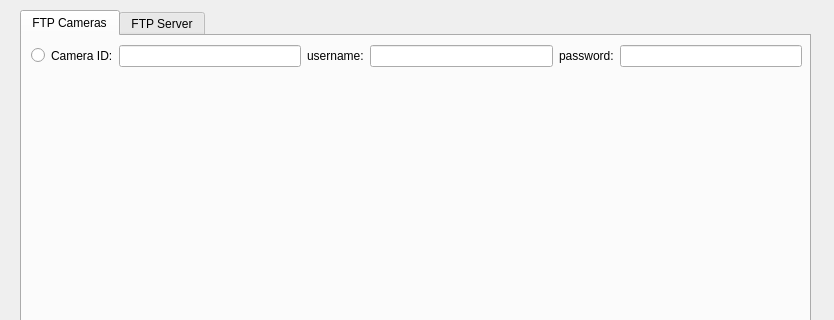
Above: src/ui/configure_ftp_cameras.ui from stefanodellosa-personal/WADAS before the change; both pictures show x 0 to 834 and y 0 to 320 of the 834 by 533 pixel window. Below: the same form after it.
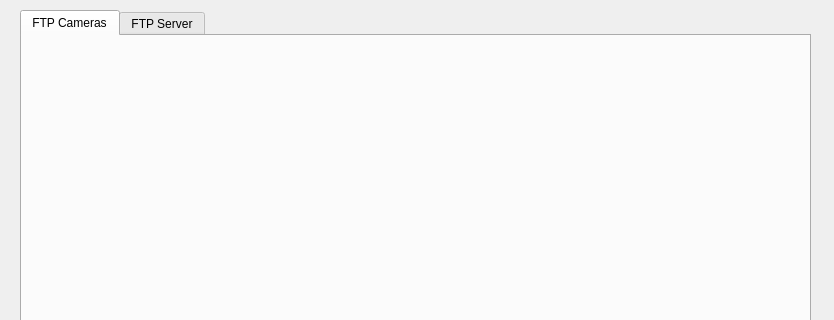
That is the form after the change. The open tabs and pages were chosen to show the change.

Commit message: Fixed FTP Camera scrolling

What changed in the file:
```diff
--- a/src/ui/configure_ftp_cameras.ui
+++ b/src/ui/configure_ftp_cameras.ui
@@ -64,72 +64,6 @@
        <attribute name="title">
         <string>FTP Cameras</string>
        </attribute>
-       <widget class="QWidget" name="gridLayoutWidget">
-        <property name="geometry">
-         <rect>
-          <x>9</x>
-          <y>9</y>
-          <width>771</width>
-          <height>371</height>
-         </rect>
-        </property>
-        <layout class="QGridLayout" name="gridLayout_cameras">
-         <item row="0" column="0">
-          <widget class="QRadioButton" name="radioButton">
-           <property name="text">
-            <string/>
-           </property>
-          </widget>
-         </item>
-         <item row="0" column="3">
-          <widget class="QLabel" name="label_8">
-           <property name="text">
-            <string>username:</string>
-           </property>
-          </widget>
-         </item>
-         <item row="0" column="6">
-          <widget class="QLineEdit" name="lineEdit_password_1">
-           <property name="echoMode">
-            <enum>QLineEdit::EchoMode::Password</enum>
-           </property>
-          </widget>
-         </item>
-         <item row="0" column="2">
-          <widget class="QLineEdit" name="lineEdit_camera_id_1"/>
-         </item>
-         <item row="0" column="5">
-          <widget class="QLabel" name="label_9">
-           <property name="text">
-            <string>password:</string>
-           </property>
-          </widget>
-         </item>
-         <item row="0" column="1">
-          <widget class="QLabel" name="label_7">
-           <property name="text">
-            <string>Camera ID:</string>
-           </property>
-          </widget>
-         </item>
-         <item row="1" column="1">
-          <spacer name="verticalSpacer_2">
-           <property name="orientation">
-            <enum>Qt::Orientation::Vertical</enum>
-           </property>
-           <property name="sizeHint" stdset="0">
-            <size>
-             <width>20</width>
-             <height>40</height>
-            </size>
-           </property>
-          </spacer>
-         </item>
-         <item row="0" column="4">
-          <widget class="QLineEdit" name="lineEdit_username_1"/>
-         </item>
-        </layout>
-       </widget>
        <widget class="QPushButton" name="pushButton_addFTPCamera">
         <property name="geometry">
          <rect>
@@ -156,6 +90,17 @@
          <string>Remove FTP Camera</string>
         </property>
        </widget>
+       <widget class="QWidget" name="verticalLayoutWidget">
+        <property name="geometry">
+         <rect>
+          <x>0</x>
+          <y>0</y>
+          <width>781</width>
+          <height>381</height>
+         </rect>
+        </property>
+        <layout class="QVBoxLayout" name="verticalLayout_FTPCameraTab"/>
+       </widget>
       </widget>
       <widget class="QWidget" name="tab_FTPServer">
        <attribute name="title">
```
Left out of the diff: 6 changed lines with no effect on the pictures. The commit also changes 2 other files.
